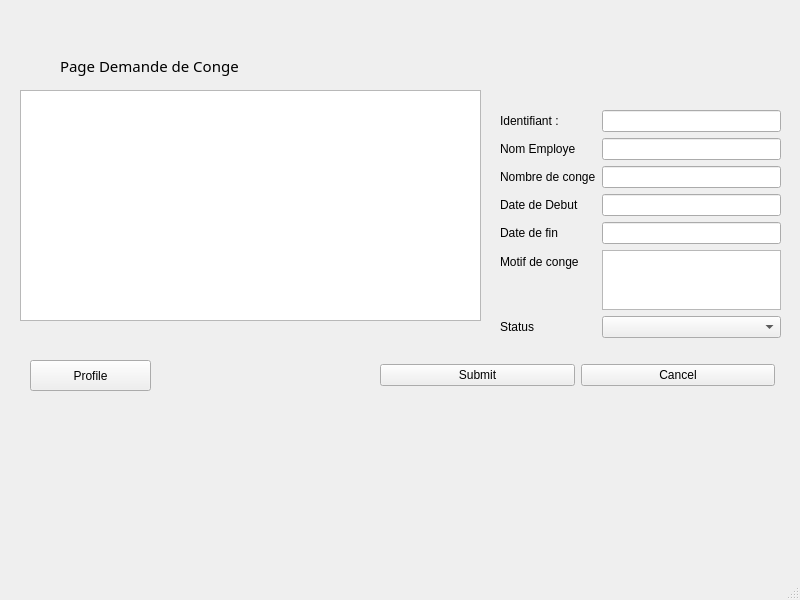
This is managerui.ui in ElHadjiOumar/GestionConge as Qt 5 draws it before an edit. The edited form follows.
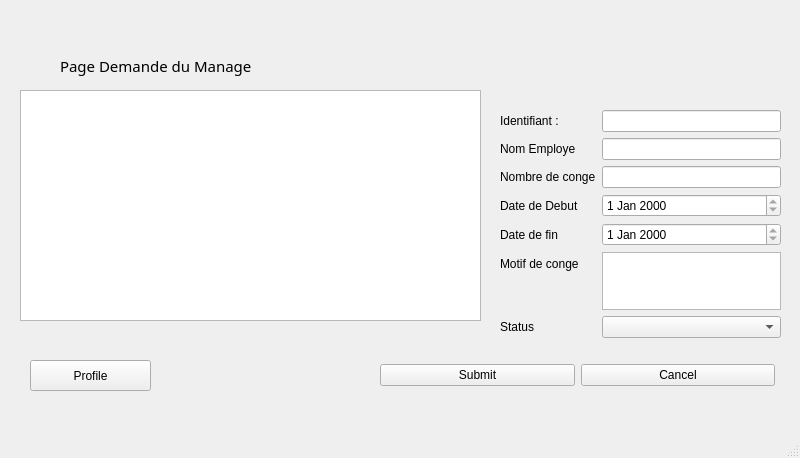
This is the edited form.

What changed in the file:
```diff
--- a/managerui.ui
+++ b/managerui.ui
@@ -7,7 +7,7 @@
     <x>0</x>
     <y>0</y>
     <width>800</width>
-    <height>600</height>
+    <height>458</height>
    </rect>
   </property>
   <property name="windowTitle">
@@ -45,7 +45,7 @@
      <rect>
       <x>60</x>
       <y>50</y>
-      <width>181</width>
+      <width>191</width>
       <height>31</height>
      </rect>
     </property>
@@ -56,7 +56,7 @@
      </font>
     </property>
     <property name="text">
-     <string>Page Demande de Conge </string>
+     <string>Page Demande du Manager</string>
     </property>
    </widget>
    <widget class="QWidget" name="formLayoutWidget">
@@ -83,13 +83,6 @@
        </property>
       </widget>
      </item>
-     <item row="3" column="1">
-      <widget class="QLineEdit" name="lineEditDebut">
-       <property name="readOnly">
-        <bool>true</bool>
-       </property>
-      </widget>
-     </item>
      <item row="4" column="0">
       <widget class="QLabel" name="labelDateFin">
        <property name="text">
@@ -97,13 +90,6 @@
        </property>
       </widget>
      </item>
-     <item row="4" column="1">
-      <widget class="QLineEdit" name="lineEditFin">
-       <property name="readOnly">
-        <bool>true</bool>
-       </property>
-      </widget>
-     </item>
      <item row="5" column="0">
       <widget class="QLabel" name="label">
        <property name="text">
@@ -186,6 +172,20 @@
        </property>
       </widget>
      </item>
+     <item row="3" column="1">
+      <widget class="QDateEdit" name="dateEditDebut">
+       <property name="readOnly">
+        <bool>true</bool>
+       </property>
+      </widget>
+     </item>
+     <item row="4" column="1">
+      <widget class="QDateEdit" name="dateEditFin">
+       <property name="readOnly">
+        <bool>true</bool>
+       </property>
+      </widget>
+     </item>
     </layout>
    </widget>
    <widget class="QTableView" name="tableViewUsers">
```
Left out of the diff: 2 changed lines with no effect on the pictures.
